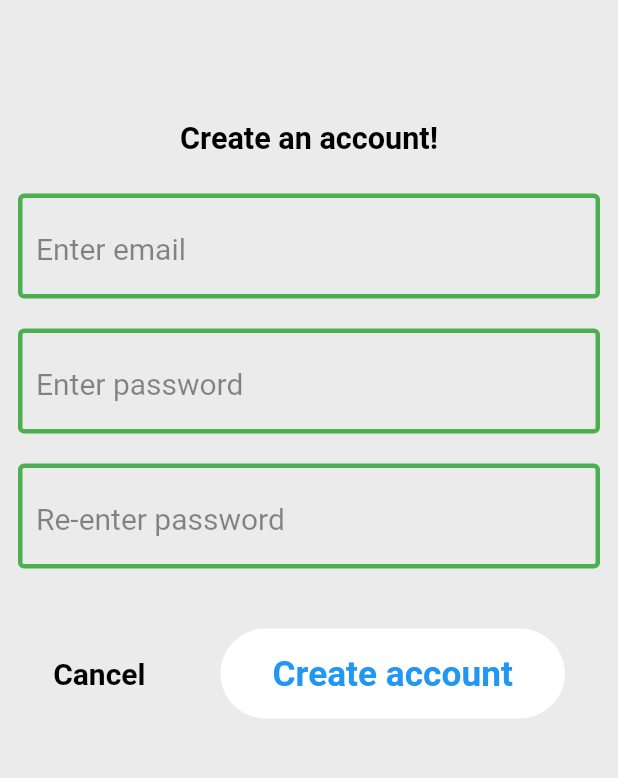
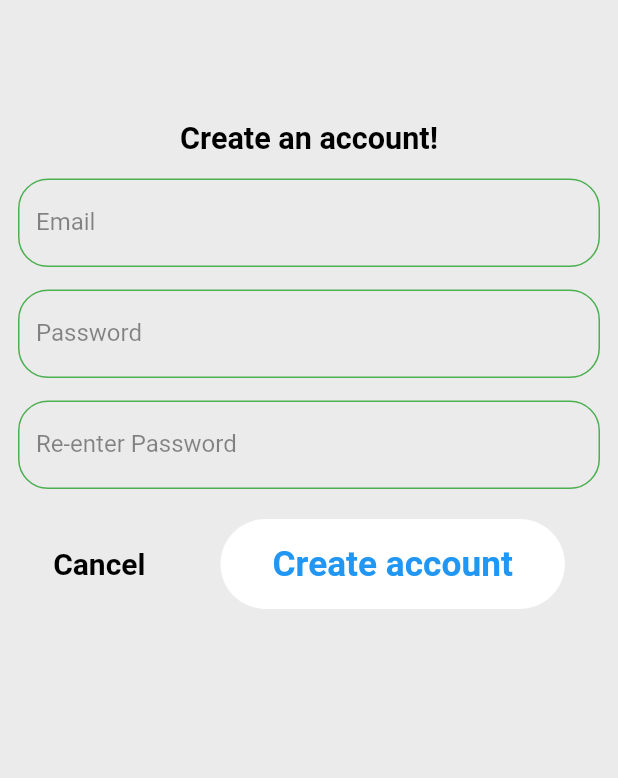
Before and after one commit to ALbaron-Awad/ighatha, a Flutter app: the screen it shows after launch, swiped to page 3, on a phone screen of 412 x 824 dp, the part 318-1096 px from its top. Run offline on Flutter 3.47's test engine with Material 2 defaults, Android fonts, the phone set to English and light mode, and no system bars; our stand-ins replace firebase_auth, font_awesome_flutter; accounts and stored records are empty.

```diff
--- a/lib/login.dart
+++ b/lib/login.dart
@@ -61,7 +61,6 @@ class _LoginState extends State<Login> {
             ],
           ),
         );
-
       }
     });
   }
@@ -80,7 +79,7 @@ class _LoginState extends State<Login> {
                 fontWeight: FontWeight.w600,
               ),
             ),
-            SizedBox(height: 25.0,),
+            SizedBox(height: 15.0,),
             //email
             TextFormField(autovalidate: saveAttempted,
               onChanged: (textValue){
@@ -110,25 +109,31 @@ class _LoginState extends State<Login> {
                 }
                 return 'This is not a valid email';
               },
-              decoration: InputDecoration(
-                enabledBorder: OutlineInputBorder(
-                  borderSide: BorderSide(color: Colors.green, width: 3.0),
+              style: TextStyle(color: Colors.blue),
+              decoration:  InputDecoration(
+                labelText:  "Email",
+                labelStyle: TextStyle(
+                    color: Colors.black45
                 ),
-
-                errorStyle: TextStyle(
-                  color: Colors.red,
+                border:OutlineInputBorder(
+                  borderRadius: BorderRadius.circular(20),
+                  borderSide: BorderSide(color: Colors.blue , width: 6.0),
                 ),
-                hintText: "Enter email ",
-                hintStyle: TextStyle(color: Colors.black45,
-                  fontSize: 20,
+                disabledBorder:OutlineInputBorder(
+                  borderRadius: BorderRadius.circular(20),
+                  borderSide: BorderSide(color: Colors.green),
+                ),
+                enabledBorder:OutlineInputBorder(
+                  borderRadius: BorderRadius.circular(20),
+                  borderSide: BorderSide(color: Colors.green),
+                ),
+                focusedBorder:OutlineInputBorder(
+                  borderRadius: BorderRadius.circular(20),
+                  borderSide: BorderSide(color: Colors.green),
                 ),
               ),
-              style: TextStyle(
-                color: Colors.black,
-                fontSize: 25.4,
-              ),
             ),
-            SizedBox(height: 20.0,),
+            SizedBox(height: 15.0,),
             //pass
             TextFormField(autovalidate: saveAttempted,
               onChanged: (textValue){
@@ -146,25 +151,31 @@ class _LoginState extends State<Login> {
                 return null;
               },
               obscureText: true,
-
-              decoration: InputDecoration(
-                enabledBorder: OutlineInputBorder(
-                  borderSide: BorderSide(color: Colors.green, width: 3.0),
+              style: TextStyle(color: Colors.blue),
+              decoration:  InputDecoration(
+                labelText:  "Password",
+                labelStyle: TextStyle(
+                    color: Colors.black45
                 ),
-                errorStyle: TextStyle(
-                  color: Colors.red,
+                border:OutlineInputBorder(
+                  borderRadius: BorderRadius.circular(20),
+                  borderSide: BorderSide(color: Colors.blue , width: 6.0),
                 ),
-                hintText: "Enter password ",
-                hintStyle: TextStyle(color: Colors.black45,
-                  fontSize: 20,
+                disabledBorder:OutlineInputBorder(
+                  borderRadius: BorderRadius.circular(20),
+                  borderSide: BorderSide(color: Colors.green),
+                ),
+                enabledBorder:OutlineInputBorder(
+                  borderRadius: BorderRadius.circular(20),
+                  borderSide: BorderSide(color: Colors.green),
+                ),
+                focusedBorder:OutlineInputBorder(
+                  borderRadius: BorderRadius.circular(20),
+                  borderSide: BorderSide(color: Colors.green),
                 ),
               ),
-              style: TextStyle(
-                color: Colors.black,
-                fontSize: 25.4,
-              ),
             ),
-            SizedBox(height: 20.0,),
+            SizedBox(height: 15.0,),
             //pass conf
             TextFormField(
               autovalidate: saveAttempted,
@@ -185,24 +196,30 @@ class _LoginState extends State<Login> {
                 return null;
               },
               obscureText: true,
-              decoration: InputDecoration(
-                enabledBorder: OutlineInputBorder(
-                  borderSide: BorderSide(color: Colors.green, width: 3.0),
+              style: TextStyle(color: Colors.blue),
+              decoration:  InputDecoration(
+                labelText:  "Re-enter Password",
+                labelStyle: TextStyle(
+                    color: Colors.black45
                 ),
-                errorStyle: TextStyle(
-                  color: Colors.red,
+                border:OutlineInputBorder(
+                  borderRadius: BorderRadius.circular(20),
+                  borderSide: BorderSide(color: Colors.blue , width: 6.0),
                 ),
-                hintText: "Re-enter password ",
-                hintStyle: TextStyle(color: Colors.black45,
-                  fontSize: 20,
+                disabledBorder:OutlineInputBorder(
+                  borderRadius: BorderRadius.circular(20),
+                  borderSide: BorderSide(color: Colors.green),
+                ),
+                enabledBorder:OutlineInputBorder(
+                  borderRadius: BorderRadius.circular(20),
+                  borderSide: BorderSide(color: Colors.green),
+                ),
+                focusedBorder:OutlineInputBorder(
+                  borderRadius: BorderRadius.circular(20),
+                  borderSide: BorderSide(color: Colors.green),
                 ),
               ),
-                style: TextStyle(
-                  color: Colors.black,
-                  fontSize: 25.4,
-                )
             ),
-            SizedBox(height: 20.0,),
 
             SizedBox(height: 20.0,),
             Row(
```
Also changed, not shown: lib/sign_in.dart (+39 -19 lines).
